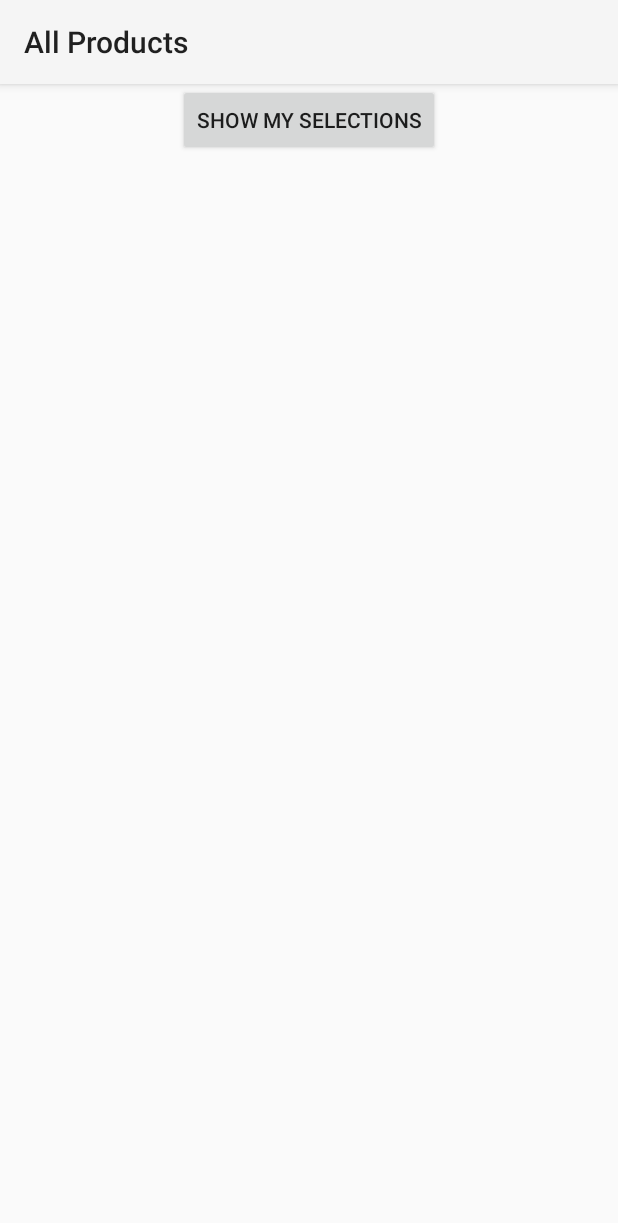
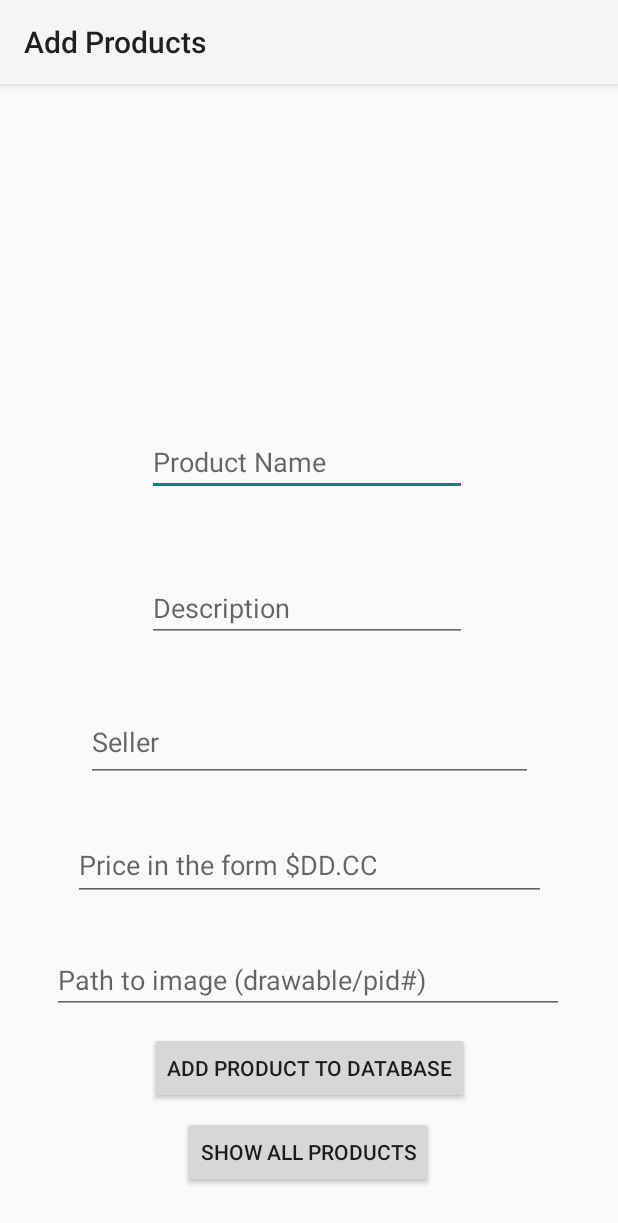
Before and after one commit to Thenthprime/ProductInterestList, an Android app built with Jetpack Compose: the screen it shows after launch (MainActivity before the commit, AddProductActivity after it), on a phone screen of 412 x 824 dp. Shown: the top 1223 px of the screen. Run offline under Robolectric (Android 15) with nearby library versions, the phone set to English and light mode, and no system bars.

Commit message:
working db populator

```diff
--- /dev/null
+++ b/app/src/main/java/edu/psu/swen888/productinterestlist/AddProductActivity.java
@@ -0,0 +1,63 @@
+package edu.psu.swen888.productinterestlist;
+
+import android.content.Intent;
+import android.os.Bundle;
+import android.view.View;
+import android.view.ViewGroup;
+import android.widget.Button;
+import android.widget.EditText;
+import android.widget.ImageView;
+import android.widget.Toast;
+
+import androidx.appcompat.app.AppCompatActivity;
+
+public class AddProductActivity extends AppCompatActivity {
+    Button button_add_product, button_view_all;
+    EditText et_productName, et_productDescription, et_seller, et_price, et_imagePath;
+    @Override
+    protected void onCreate(Bundle savedInstanceState){
+        super.onCreate(savedInstanceState);
+        setContentView(R.layout.add_products_to_db);
+
+        button_add_product = findViewById(R.id.button_add_product);
+        button_view_all = findViewById(R.id.button_view_all);
+        et_productName = findViewById(R.id.et_productName);
+        et_productDescription = findViewById(R.id.et_productDescription);
+        et_seller = findViewById(R.id.et_seller);
+        et_price = findViewById(R.id.et_price);
+        et_imagePath = findViewById(R.id.et_imagePath);
+
+        //button listeners
+        button_add_product.setOnClickListener(new View.OnClickListener(){
+            @Override
+            public void onClick(View v){
+                String stringPath = et_imagePath.getText().toString();
+                int imagePath = getResources().getIdentifier(stringPath, null, getPackageName());
+                ProductModel productModel = new ProductModel(-1, et_productName.getText().toString(), et_productDescription.getText().toString(), et_seller.getText().toString(), et_price.getText().toString(), imagePath);
+                DataBaseHelper dataBaseHelper = new DataBaseHelper(AddProductActivity.this);
+                dataBaseHelper.addOne(productModel);
+                ViewGroup group = (ViewGroup)findViewById(R.id.add_products_page);
+                for (int i = 0, count = group.getChildCount(); i < count; ++i) {
+                    View view = group.getChildAt(i);
+                    if (view instanceof EditText) {
+                        ((EditText)view).setText("");
+                    }
+                }
+
+            }
+        });
+
+        button_view_all.setOnClickListener(new View.OnClickListener(){
+            @Override
+            public void onClick(View v){
+                Intent intent = new Intent(getApplicationContext(), MainActivity.class);
+                startActivity(intent);
+
+            }
+        });
+
+
+
+
+    }
+}
--- a/app/src/main/java/edu/psu/swen888/productinterestlist/MainActivity.java
+++ b/app/src/main/java/edu/psu/swen888/productinterestlist/MainActivity.java
@@ -47,22 +47,6 @@ public class MainActivity extends AppCompatActivity {
         DataBaseHelper dataBaseHelper = new DataBaseHelper(MainActivity.this);
         //populate allProducts with products in the SQLite database
 
-        //hardcode prepopulated database only needs to be done once
-
-
-/*        ProductModel product1 = new ProductModel(1, "Classic Scissors", "Easy cuts", "Scissors Central", "$8.99", R.drawable.pid1);
-        ProductModel product2 = new ProductModel(2, "Running Sneakers", "Run fast", "Shoes Central", "$38.99", R.drawable.pid2);
-        ProductModel product3 = new ProductModel(3, "Office Chair", "Sit comfortably", "Chairs Central", "$45.99", R.drawable.pid3);
-        ProductModel product4 = new ProductModel(4, "Backpack", "Sylish fit", "Backpacks Central", "$18.99", R.drawable.pid4);
-        ProductModel product5 = new ProductModel(5, "Computer", "Fast processing", "Computers Central", "$328.99", R.drawable.pid5);
-        dataBaseHelper.addOne(product1);
-        dataBaseHelper.addOne(product2);
-        dataBaseHelper.addOne(product3);
-        dataBaseHelper.addOne(product4);
-        dataBaseHelper.addOne(product5);*/
-
-
-
         //get any additional products from the SQLite database
         allProducts = dataBaseHelper.getAllProducts();
         //send allProducts array through the recyclerview adapter
--- /dev/null
+++ b/app/src/main/res/drawable/pid6.xml
@@ -0,0 +1,5 @@
+<vector xmlns:android="http://schemas.android.com/apk/res/android" android:height="24dp" android:tint="#000000" android:viewportHeight="24" android:viewportWidth="24" android:width="24dp">
+
+    <path android:fillColor="@android:color/white" android:pathData="M3,17.25V21h3.75L17.81,9.94l-3.75,-3.75L3,17.25zM20.71,7.04c0.39,-0.39 0.39,-1.02 0,-1.41l-2.34,-2.34c-0.39,-0.39 -1.02,-0.39 -1.41,0l-1.83,1.83 3.75,3.75 1.83,-1.83z"/>
+
+</vector>
--- /dev/null
+++ b/app/src/main/res/drawable/pid7.xml
@@ -0,0 +1,5 @@
+<vector xmlns:android="http://schemas.android.com/apk/res/android" android:height="24dp" android:tint="#000000" android:viewportHeight="24" android:viewportWidth="24" android:width="24dp">
+
+    <path android:fillColor="@android:color/white" android:pathData="M19,2h-4.18C14.4,0.84 13.3,0 12,0c-1.3,0 -2.4,0.84 -2.82,2L5,2c-1.1,0 -2,0.9 -2,2v16c0,1.1 0.9,2 2,2h14c1.1,0 2,-0.9 2,-2L21,4c0,-1.1 -0.9,-2 -2,-2zM12,2c0.55,0 1,0.45 1,1s-0.45,1 -1,1 -1,-0.45 -1,-1 0.45,-1 1,-1zM19,20L5,20L5,4h2v3h10L17,4h2v16z"/>
+
+</vector>
--- /dev/null
+++ b/app/src/main/res/layout/add_products_to_db.xml
@@ -0,0 +1,96 @@
+<?xml version="1.0" encoding="utf-8"?>
+<androidx.constraintlayout.widget.ConstraintLayout xmlns:android="http://schemas.android.com/apk/res/android"
+    xmlns:app="http://schemas.android.com/apk/res-auto"
+    xmlns:tools="http://schemas.android.com/tools"
+    android:layout_width="match_parent"
+    android:layout_height="match_parent"
+    android:id="@+id/add_products_page">
+
+    <EditText
+        android:id="@+id/et_productName"
+        android:layout_width="wrap_content"
+        android:layout_height="wrap_content"
+        android:ems="10"
+        android:hint="Product Name"
+        android:inputType="text"
+        app:layout_constraintBottom_toTopOf="@+id/et_productDescription"
+        app:layout_constraintEnd_toEndOf="parent"
+        app:layout_constraintHorizontal_bias="0.492"
+        app:layout_constraintStart_toStartOf="parent"
+        app:layout_constraintTop_toTopOf="parent"
+        app:layout_constraintVertical_bias="0.816" />
+
+    <EditText
+        android:id="@+id/et_productDescription"
+        android:layout_width="wrap_content"
+        android:layout_height="wrap_content"
+        android:layout_marginBottom="40dp"
+        android:ems="10"
+        android:hint="Description"
+        android:inputType="text"
+        app:layout_constraintBottom_toTopOf="@+id/et_seller"
+        app:layout_constraintEnd_toEndOf="parent"
+        app:layout_constraintHorizontal_bias="0.492"
+        app:layout_constraintStart_toStartOf="parent" />
+
+    <EditText
+        android:id="@+id/et_seller"
+        android:layout_width="298dp"
+        android:layout_height="53dp"
+        android:layout_marginBottom="32dp"
+        android:ems="10"
+        android:hint="Seller"
+        android:inputType="text"
+        app:layout_constraintBottom_toTopOf="@+id/et_price"
+        app:layout_constraintEnd_toEndOf="parent"
+        app:layout_constraintHorizontal_bias="0.502"
+        app:layout_constraintStart_toStartOf="parent" />
+
+    <EditText
+        android:id="@+id/et_price"
+        android:layout_width="315dp"
+        android:layout_height="47dp"
+        android:layout_marginBottom="32dp"
+        android:ems="10"
+        android:hint="Price in the form $DD.CC"
+        android:inputType="text"
+        app:layout_constraintBottom_toTopOf="@+id/et_imagePath"
+        app:layout_constraintEnd_toEndOf="parent"
+        app:layout_constraintHorizontal_bias="0.502"
+        app:layout_constraintStart_toStartOf="parent" />
+
+    <EditText
+        android:id="@+id/et_imagePath"
+        android:layout_width="341dp"
+        android:layout_height="43dp"
+        android:layout_marginBottom="12dp"
+        android:ems="10"
+        android:hint="Path to image (drawable/pid#)"
+        android:inputType="text"
+        app:layout_constraintBottom_toTopOf="@+id/button_add_product"
+        app:layout_constraintEnd_toEndOf="parent"
+        app:layout_constraintHorizontal_bias="0.492"
+        app:layout_constraintStart_toStartOf="parent" />
+
+    <Button
+        android:id="@+id/button_add_product"
+        android:layout_width="wrap_content"
+        android:layout_height="wrap_content"
+        android:layout_marginBottom="8dp"
+        android:text="Add Product to Database"
+        app:layout_constraintBottom_toTopOf="@+id/button_view_all"
+        app:layout_constraintEnd_toEndOf="parent"
+        app:layout_constraintStart_toStartOf="parent" />
+
+    <Button
+        android:id="@+id/button_view_all"
+        android:layout_width="wrap_content"
+        android:layout_height="wrap_content"
+        android:layout_marginBottom="32dp"
+        android:text="Show all Products"
+        app:layout_constraintBottom_toBottomOf="parent"
+        app:layout_constraintEnd_toEndOf="parent"
+        app:layout_constraintHorizontal_bias="0.497"
+        app:layout_constraintStart_toStartOf="parent" />
+
+</androidx.constraintlayout.widget.ConstraintLayout>
```
Also changed, not shown: app/src/main/AndroidManifest.xml (+7 -2 lines), app/src/main/java/edu/psu/swen888/productinterestlist/SelectedProductsActivity.java (+50 -1 lines).
